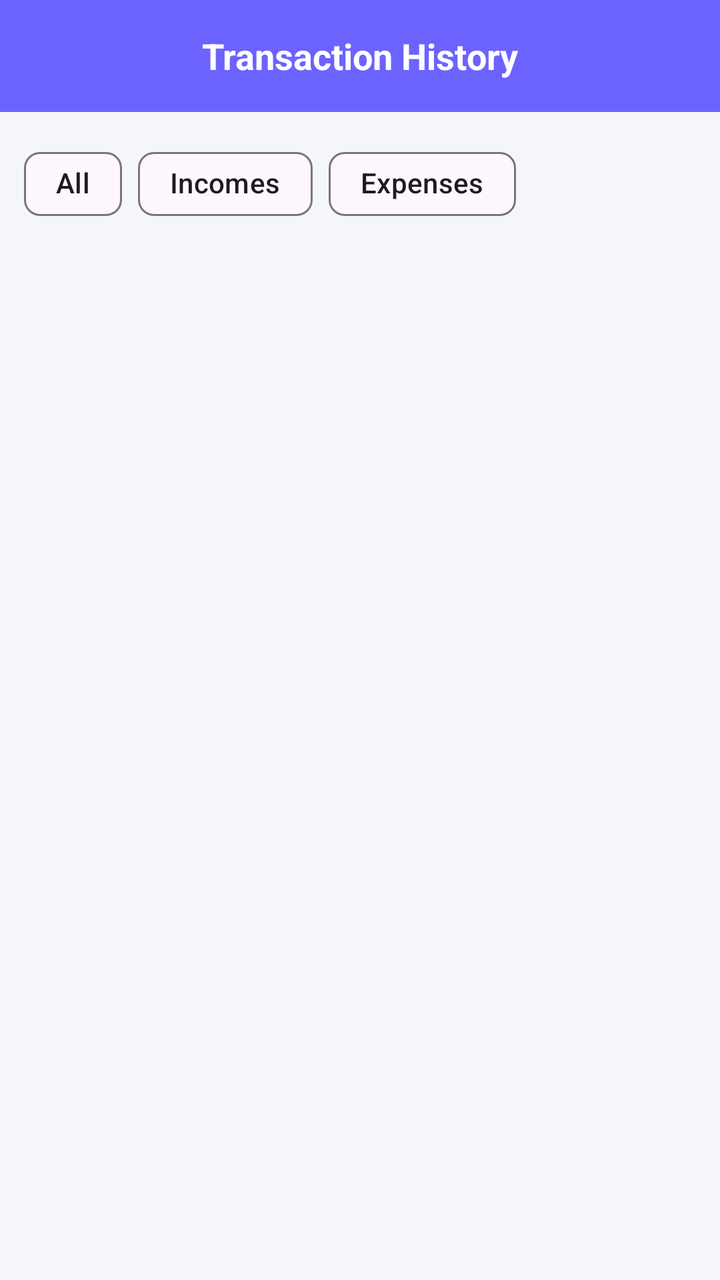
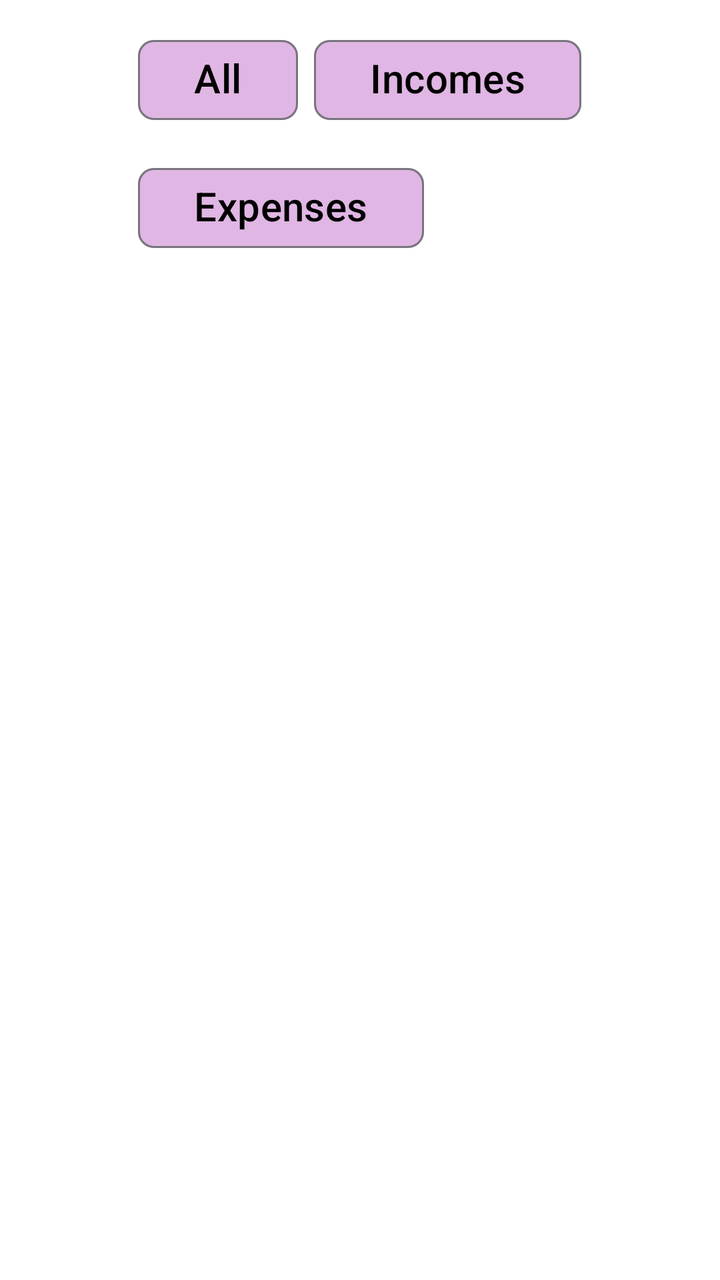

Two renders of the same Android screen: before a commit and after it. Below are the layout's source before the change and the commit's diff.
<!-- AndroidManifest.xml: application theme Theme.ExpenseTracker -->
<!-- res/layout/fragment_transaction.xml -->
<?xml version="1.0" encoding="utf-8"?>
<LinearLayout
    xmlns:android="http://schemas.android.com/apk/res/android"
    xmlns:app="http://schemas.android.com/apk/res-auto"
    android:layout_width="match_parent"
    android:layout_height="match_parent"
    android:orientation="vertical"
    android:background="#F5F6FA">

    
    <TextView
        android:layout_width="match_parent"
        android:layout_height="56dp"
        android:background="#6C63FF"
        android:text="Transaction History"
        android:textColor="@android:color/white"
        android:gravity="center"
        android:textStyle="bold"
        android:textSize="18sp"/>

    
    <com.google.android.material.chip.ChipGroup
        android:id="@+id/chipGroup"
        android:layout_width="match_parent"
        android:layout_height="wrap_content"
        android:padding="12dp"
        app:singleSelection="true">

        <com.google.android.material.chip.Chip
            android:id="@+id/chipAll"
            android:text="All"
            app:checkedIconVisible="false"
            android:layout_width="wrap_content"
            android:layout_height="wrap_content"/>

        <com.google.android.material.chip.Chip
            android:id="@+id/chipIncome"
            android:text="Incomes"
            app:checkedIconVisible="false"
            android:checked="true"
            android:layout_width="wrap_content"
            android:layout_height="wrap_content"/>

        <com.google.android.material.chip.Chip
            android:id="@+id/chipExpense"
            android:text="Expenses"
            app:checkedIconVisible="false"
            android:layout_width="wrap_content"
            android:layout_height="wrap_content"/>
    </com.google.android.material.chip.ChipGroup>

    
    <androidx.recyclerview.widget.RecyclerView
        android:id="@+id/rvTransactions"
        android:layout_width="match_parent"
        android:layout_height="match_parent"/>
</LinearLayout>
<!-- resources referenced by this layout -->
<resources>
  <style name="Theme.ExpenseTracker" parent="Theme.Material3.DayNight.NoActionBar" />
</resources>

<!-- the commit's change to res/layout/fragment_transaction.xml (unified diff, before → after) -->
@@ -1,57 +1,69 @@
 <?xml version="1.0" encoding="utf-8"?>
-<LinearLayout
-    xmlns:android="http://schemas.android.com/apk/res/android"
+<LinearLayout xmlns:android="http://schemas.android.com/apk/res/android"
     xmlns:app="http://schemas.android.com/apk/res-auto"
     android:layout_width="match_parent"
     android:layout_height="match_parent"
-    android:orientation="vertical"
-    android:background="#F5F6FA">
-
-    
-    <TextView
-        android:layout_width="match_parent"
-        android:layout_height="56dp"
-        android:background="#6C63FF"
-        android:text="Transaction History"
-        android:textColor="@android:color/white"
-        android:gravity="center"
-        android:textStyle="bold"
-        android:textSize="18sp"/>
+    android:background="@color/white"
+    android:orientation="vertical">
 
     
     <com.google.android.material.chip.ChipGroup
         android:id="@+id/chipGroup"
-        android:layout_width="match_parent"
+        android:layout_width="wrap_content"
         android:layout_height="wrap_content"
+        android:layout_gravity="center_horizontal"
         android:padding="12dp"
         app:singleSelection="true">
 
         <com.google.android.material.chip.Chip
             android:id="@+id/chipAll"
-            android:text="All"
+            android:layout_width="wrap_content"
+            android:layout_height="wrap_content"
+            android:checkable="true"
+            android:minHeight="56dp"
+            android:text="@string/all"
+            android:textColor="@color/chip_text"
+            android:textSize="20sp"
             app:checkedIconVisible="false"
-            android:layout_width="wrap_content"
-            android:layout_height="wrap_content"/>
+            app:chipBackgroundColor="@color/chip_bg"
+            app:chipEndPadding="20dp"
+            app:chipStartPadding="20dp"
+            app:chipStrokeWidth="1dp" />
 
         <com.google.android.material.chip.Chip
             android:id="@+id/chipIncome"
-            android:text="Incomes"
+            android:layout_width="wrap_content"
+            android:layout_height="wrap_content"
+            android:checkable="true"
+            android:minHeight="56dp"
+            android:text="@string/incomes"
+            android:textColor="@color/chip_text"
+            android:textSize="20sp"
             app:checkedIconVisible="false"
-            android:checked="true"
-            android:layout_width="wrap_content"
-            android:layout_height="wrap_content"/>
+            app:chipBackgroundColor="@color/chip_bg"
+            app:chipEndPadding="20dp"
+            app:chipStartPadding="20dp"
+            app:chipStrokeWidth="1dp" />
 
         <com.google.android.material.chip.Chip
             android:id="@+id/chipExpense"
-            android:text="Expenses"
+            android:layout_width="wrap_content"
+            android:layout_height="wrap_content"
+            android:checkable="true"
+            android:minHeight="56dp"
+            android:text="@string/expenses"
+            android:textColor="@color/chip_text"
+            android:textSize="20sp"
             app:checkedIconVisible="false"
-            android:layout_width="wrap_content"
-            android:layout_height="wrap_content"/>
+            app:chipBackgroundColor="@color/chip_bg"
+            app:chipEndPadding="20dp"
+            app:chipStartPadding="20dp"
+            app:chipStrokeWidth="1dp" />
     </com.google.android.material.chip.ChipGroup>
 
     
     <androidx.recyclerview.widget.RecyclerView
         android:id="@+id/rvTransactions"
         android:layout_width="match_parent"
-        android:layout_height="match_parent"/>
+        android:layout_height="match_parent" />
 </LinearLayout>
<!-- resource entries referenced after the edit -->
@@ -1,5 +1,9 @@
 <!-- resources referenced by this layout -->
 <resources>
-  <style name="Theme.ExpenseTracker" parent="Theme.Material3.DayNight.NoActionBar" />
+  <color name="white">#FFFFFFFF</color>
+  <string name="all">All</string>
+  <string name="expenses">Expenses</string>
+  <string name="incomes">Incomes</string>
+  <style name="Theme.ExpenseTracker" parent="Theme.Material3.Light.NoActionBar" />
 </resources>
 
